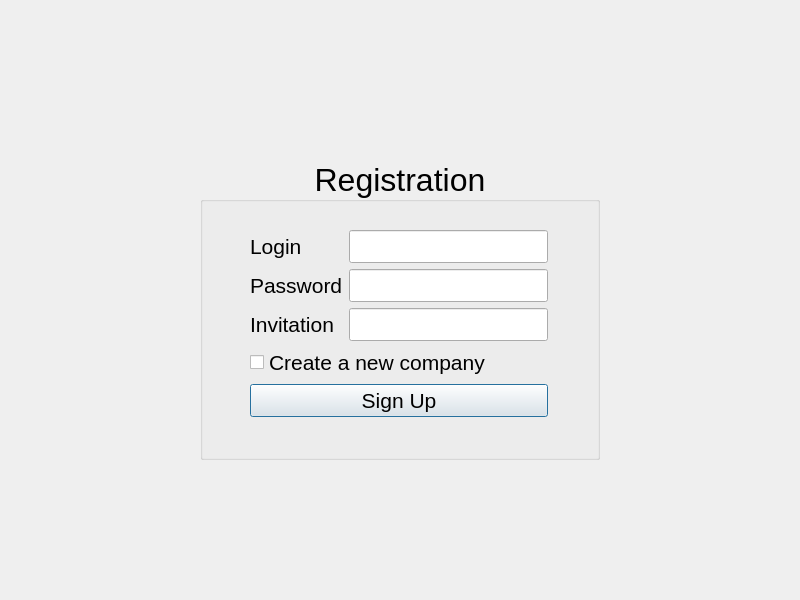
The window that Sem_2/Labs/automated_workstation/ChiefDesk/registrationwindow.ui (Meidori/PSTU_Labs_2023) describes before a commit, drawn with Qt 5.
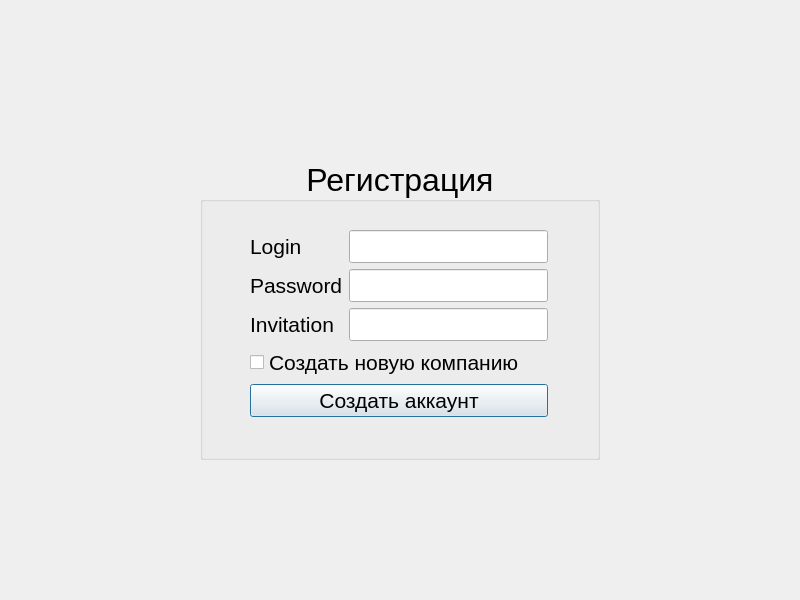
The same window after the commit.

What changed in the file:
```diff
--- a/Sem_2/Labs/automated_workstation/ChiefDesk/registrationwindow.ui
+++ b/Sem_2/Labs/automated_workstation/ChiefDesk/registrationwindow.ui
@@ -37,7 +37,7 @@
     <bool>false</bool>
    </property>
    <property name="title">
-    <string>Registration</string>
+    <string>Регистрация</string>
    </property>
    <property name="alignment">
     <set>Qt::AlignCenter</set>
@@ -141,7 +141,7 @@
         </font>
        </property>
        <property name="text">
-        <string>Create a new company</string>
+        <string>Создать новую компанию</string>
        </property>
       </widget>
      </item>
@@ -153,7 +153,7 @@
         </font>
        </property>
        <property name="text">
-        <string>Sign Up</string>
+        <string>Создать аккаунт</string>
        </property>
       </widget>
      </item>
```
